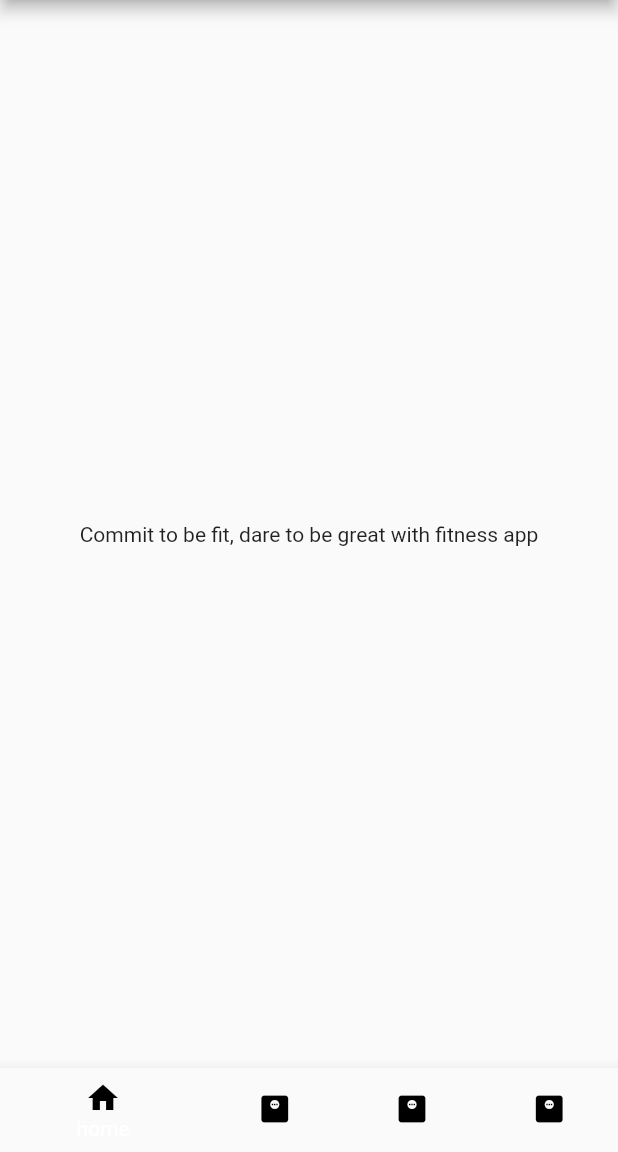
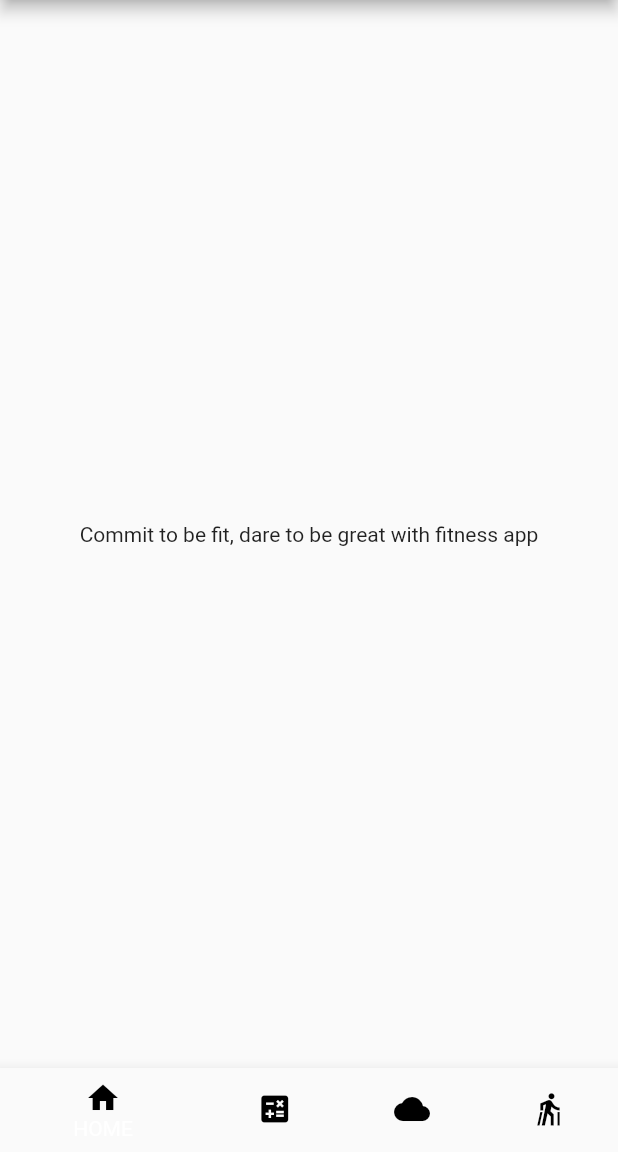
Before and after one commit to SunilMadhyan/fitness_tracker, a Flutter app: the screen it shows after launch, on a phone screen of 412 x 824 dp, the part 84-1236 px from its top. Run offline on Flutter 3.47's test engine with Material 2 defaults, Android fonts, the phone set to English and light mode, and no system bars.

Commit message:
layout-set

```diff
--- a/lib/main.dart
+++ b/lib/main.dart
@@ -13,13 +13,61 @@ class FitnessApp extends StatelessWidget {
   @override
   Widget build(BuildContext context) {
     return MaterialApp(
-      routes: {
-        '/': (context) => HomePage(),
-        '/bmi': (context) => BmiPage(),
-        '/weather': (context) => WeatherPage(),
-        '/training': (context) => TrainingPage()
-      },
-      initialRoute: "/",
+      home: BottonNavigationLayout(),
     );
   }
 }
+
+class BottonNavigationLayout extends StatefulWidget {
+  const BottonNavigationLayout({Key? key}) : super(key: key);
+
+  @override
+  _BottonNavigationLayoutState createState() => _BottonNavigationLayoutState();
+}
+
+class _BottonNavigationLayoutState extends State<BottonNavigationLayout> {
+  int _selectedIndex = 0;
+  _handleItemTapped(index) {
+    setState(() {
+      _selectedIndex = index;
+    });
+  }
+
+  static const List<Widget> _widgetOptions = <Widget>[
+    HomePage(),
+    BmiPage(),
+    WeatherPage(),
+    TrainingPage()
+  ];
+  @override
+  Widget build(BuildContext context) {
+    return Scaffold(
+      appBar: AppBar(
+        title: Text("Fitness App"),
+      ),
+      body: Center(
+        child: _widgetOptions.elementAt(_selectedIndex),
+      ),
+      bottomNavigationBar: BottomNavigationBar(
+        items: [
+          BottomNavigationBarItem(
+              icon: Icon(
+                Icons.home,
+                color: Colors.black,
+              ),
+              label: "HOME"),
+          BottomNavigationBarItem(
+              icon: Icon(Icons.calculate, color: Colors.black), label: "BMI"),
+          BottomNavigationBarItem(
+              icon: Icon(Icons.cloud, color: Colors.black), label: "WEATHER"),
+          BottomNavigationBarItem(
+              icon: Icon(Icons.nordic_walking, color: Colors.black),
+              label: "TRAINING")
+        ],
+        currentIndex: _selectedIndex,
+        // selectedItemColor: Colors.amber[800],
+        onTap: _handleItemTapped,
+      ),
+    );
+  }
+}
--- a/lib/screens/home.dart
+++ b/lib/screens/home.dart
@@ -6,12 +6,8 @@ class HomePage extends StatelessWidget {
 
   @override
   Widget build(BuildContext context) {
-    return Scaffold(
-      appBar: AppBar(title: Text("Fitness App"),),
-      body: Container(
+    return  Container(
         child: Center(child: Text("Commit to be fit, dare to be great with fitness app"),),
-      ),
-      bottomNavigationBar: MenuBottom()
-    );
+      );
   }
 }
```
Also changed, not shown: lib/screens/bmi.dart (+3 -6 lines), lib/screens/training.dart (+2 -6 lines), lib/screens/weather.dart (+2 -6 lines).
